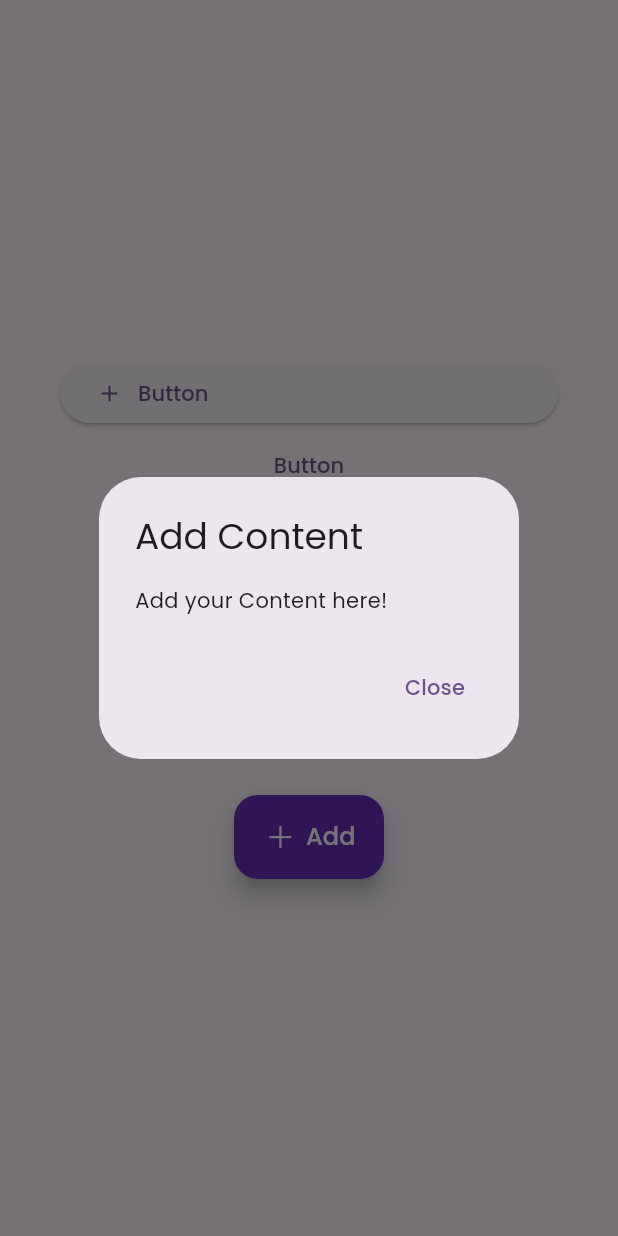
After one commit to HalimTeguh/quran_app, a Flutter app: the Bookscreen screen opened directly, after a tap on "Add", on a phone screen of 412 x 824 dp. The commit adds this screen. Run offline on Flutter 3.47's test engine with Material 3 defaults, Android fonts, the phone set to English and light mode, and no system bars; our stand-ins replace ionicons.

Commit message:
feat: :sparkles: Add Show Dialog for Logout
Learn how to use widget Buttons and AlertDialog

```diff
--- /dev/null
+++ b/lib/page/BookScreen.dart
@@ -0,0 +1,73 @@
+import 'package:flutter/material.dart';
+import 'package:ionicons/ionicons.dart';
+
+class Bookscreen extends StatefulWidget {
+  const Bookscreen({super.key});
+
+  @override
+  State<Bookscreen> createState() => _BookscreenState();
+}
+
+class _BookscreenState extends State<Bookscreen> {
+  @override
+  Widget build(BuildContext context) {
+    return Scaffold(
+      body: Center(
+        child: Padding(
+          padding: const EdgeInsets.symmetric(horizontal: 40),
+          child: Column(
+            mainAxisAlignment: MainAxisAlignment.center,
+            children: [
+              ElevatedButton(
+                  onPressed: () {},
+                  child: Row(
+                    children: [
+                      Icon(Icons.add),
+                      SizedBox(
+                        width: 10,
+                      ),
+                      Text("Button"),
+                    ],
+                  )),
+              TextButton(onPressed: () {}, child: Text("Button")),
+              OutlinedButton(onPressed: () {}, child: Text("Button")),
+              IconButton(onPressed: () {}, icon: Icon(Icons.add)),
+              SizedBox(
+                height: 100,
+              ),
+              Container(
+                width: 100,
+                child: FloatingActionButton(
+                  backgroundColor: Color(0xff672CBC),
+                  foregroundColor: Colors.white,
+                  onPressed: () {
+                    showDialog(context: (context), builder: (BuildContext context){
+                      return AlertDialog(
+                        title: Text("Add Content"),
+                        content: Text("Add your Content here!"),
+                        actions: [
+                          TextButton(onPressed: (){
+                            Navigator.of(context).pop();
+                          }, child: Text("Close"))
+                        ],
+
+                      );
+                    });
+                  },
+                  child: Row(
+                    mainAxisAlignment: MainAxisAlignment.center,
+                    children: [
+                      Icon(Ionicons.add),
+                      SizedBox(width: 5,),
+                      Text("Add", style: TextStyle(fontFamily: "Poppins", fontSize: 16),),
+                    ],
+                  ),
+                ),
+              )
+            ],
+          ),
+        ),
+      ),
+    );
+  }
+}
--- a/lib/page/Navigation.dart
+++ b/lib/page/Navigation.dart
@@ -1,5 +1,6 @@
 import 'package:flutter/material.dart';
 import 'package:ionicons/ionicons.dart';
+import 'package:quran_app/page/BookScreen.dart';
 import 'package:quran_app/page/HomeScreen.dart';
 
 class Navigation extends StatefulWidget {
@@ -20,15 +21,31 @@ class _NavigationState extends State<Navigation> {
 
   static const List<Widget> _widgetOptions = <Widget>[
     HomeScreen(),
-    Text(
-      'Index 1: Business',
-    ),
+    Bookscreen()
   ];
 
   @override
   Widget build(BuildContext context) {
     return MaterialApp(
       home: Scaffold(
+        floatingActionButtonLocation: FloatingActionButtonLocation.centerDocked,
+        floatingActionButton: FloatingActionButton(
+          onPressed: () {
+            showDialog(context: (context), builder: (BuildContext context){
+                      return AlertDialog(
+                        title: Text("Add Content"),
+                        content: Text("Add your Content here!"),
+                        actions: [
+                          TextButton(onPressed: (){
+                            Navigator.of(context).pop();
+                          }, child: Text("Close"))
+                        ],
+
+                      );
+                    });
+          },
+          child: Icon(Ionicons.add),
+        ),
         bottomNavigationBar: Container(
           decoration: BoxDecoration(
             boxShadow: [
```
Also changed, not shown: lib/page/HomeScreen.dart (+161 -115 lines).
